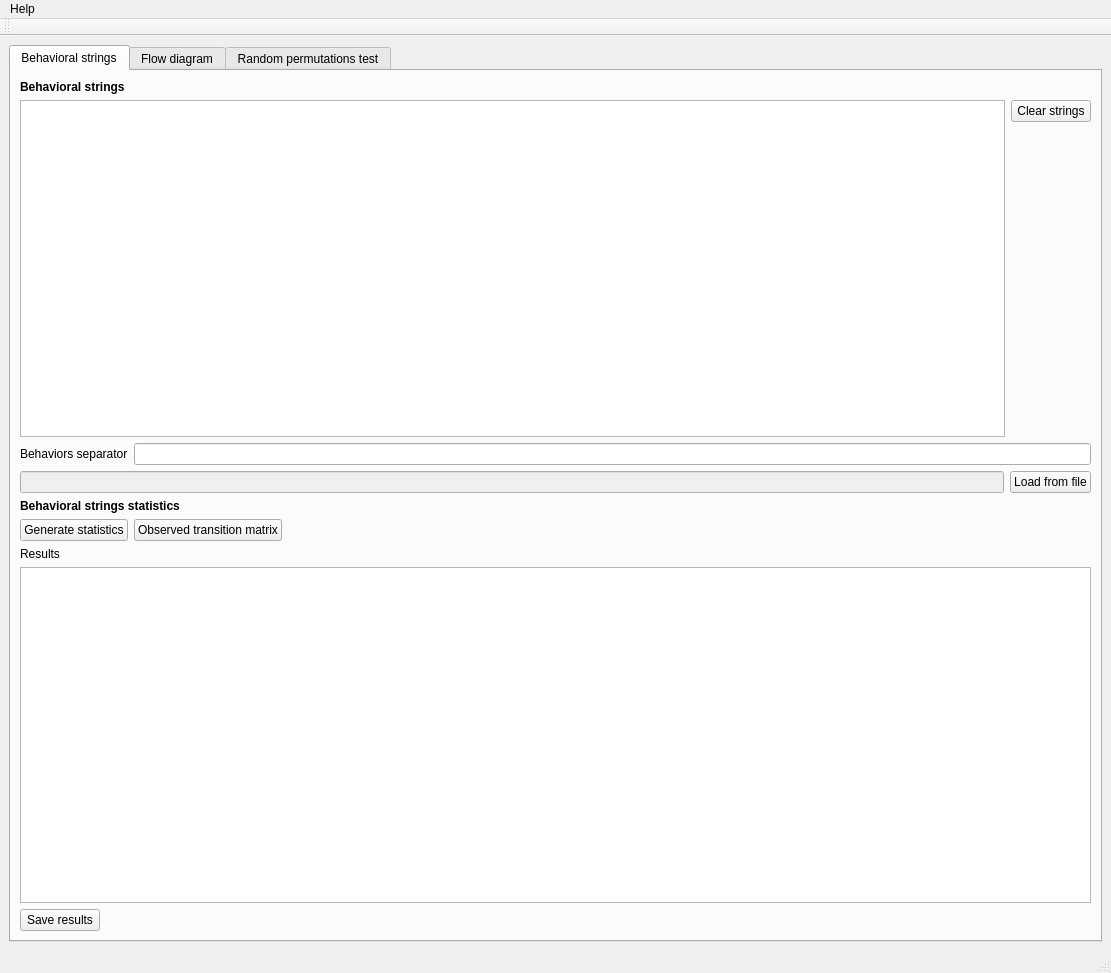
Above: behatrix.ui from olivierfriard/behatrix before the change. Below: the same form after it.
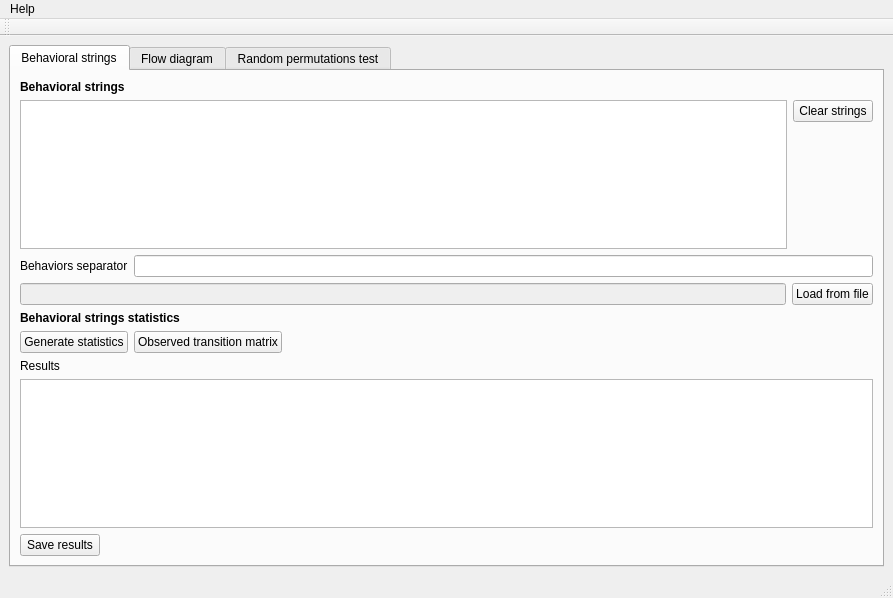
That is the form after the change. The open tabs and pages were chosen to show the change.

What changed in the file:
```diff
--- a/behatrix.ui
+++ b/behatrix.ui
@@ -6,8 +6,8 @@
    <rect>
     <x>0</x>
     <y>0</y>
-    <width>1111</width>
-    <height>973</height>
+    <width>893</width>
+    <height>598</height>
    </rect>
   </property>
   <property name="windowTitle">
@@ -727,7 +727,7 @@
     <rect>
      <x>0</x>
      <y>0</y>
-     <width>1111</width>
+     <width>893</width>
      <height>22</height>
     </rect>
    </property>
```
Left out of the diff: 2 changed lines with no effect on the pictures.
